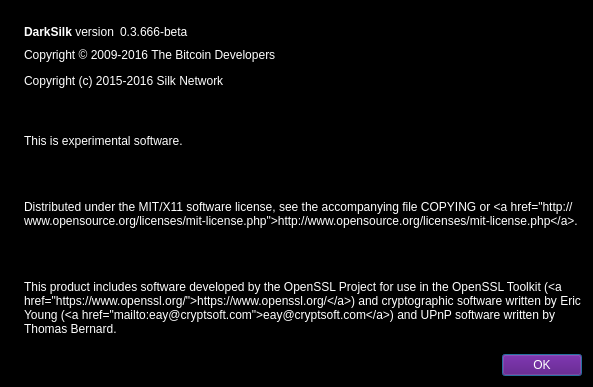
Above: src/qt/forms/aboutdialog.ui from waffle-iron/DarkSilk-Release-Candidate before the change. Below: the same form after it.
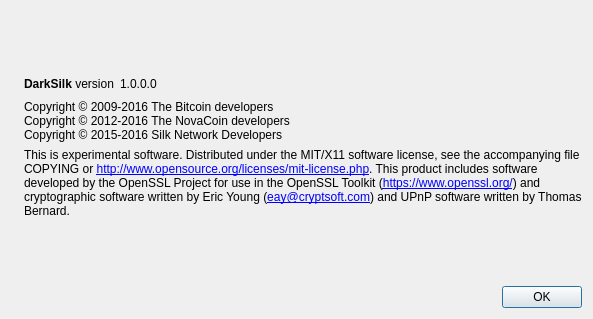
That is the form after the change. Icons and pictures are not drawn.

Commit message: About Dialog Changes

What changed in the file:
```diff
--- a/src/qt/forms/aboutdialog.ui
+++ b/src/qt/forms/aboutdialog.ui
@@ -7,17 +7,12 @@
     <x>0</x>
     <y>0</y>
     <width>593</width>
-    <height>387</height>
+    <height>319</height>
    </rect>
   </property>
   <property name="windowTitle">
    <string>About DarkSilk</string>
   </property>
-  <property name="styleSheet">
-   <string notr="true">background-color: rgb(0, 0, 0);
-alternate-background-color: rgb(0, 0, 0);
-color: rgb(255, 255, 255);</string>
-  </property>
   <layout class="QHBoxLayout" name="horizontalLayout_2">
    <item>
     <widget class="QLabel" name="label_4">
@@ -55,7 +50,7 @@
           <cursorShape>IBeamCursor</cursorShape>
          </property>
          <property name="text">
-          <string>&lt;html&gt;&lt;head/&gt;&lt;body&gt;&lt;p&gt;&lt;span style=&quot; font-weight:600; color:#ffffff;&quot;&gt;DarkSilk&lt;/span&gt;&lt;span style=&quot; color:#ffffff;&quot;&gt; version&lt;/span&gt;&lt;/p&gt;&lt;/body&gt;&lt;/html&gt;</string>
+          <string>&lt;b&gt;DarkSilk&lt;/b&gt; version</string>
          </property>
          <property name="textInteractionFlags">
           <set>Qt::LinksAccessibleByMouse|Qt::TextSelectableByKeyboard|Qt::TextSelectableByMouse</set>
@@ -68,7 +63,7 @@
           <cursorShape>IBeamCursor</cursorShape>
          </property>
          <property name="text">
-          <string notr="true">&lt;html&gt;&lt;head/&gt;&lt;body&gt;&lt;p&gt;&lt;span style=&quot; color:#ffffff;&quot;&gt;0.3.666-beta&lt;/span&gt;&lt;/p&gt;&lt;/body&gt;&lt;/html&gt;</string>
+          <string notr="true">1.0.0.0</string>
          </property>
          <property name="textInteractionFlags">
           <set>Qt::LinksAccessibleByMouse|Qt::TextSelectableByKeyboard|Qt::TextSelectableByMouse</set>
@@ -96,7 +91,9 @@
         <cursorShape>IBeamCursor</cursorShape>
        </property>
        <property name="text">
-        <string>&lt;html&gt;&lt;head/&gt;&lt;body&gt;&lt;p&gt;&lt;span style=&quot; color:#ffffff;&quot;&gt;Copyright © 2009-2016 The Bitcoin Developers&lt;/span&gt;&lt;/p&gt;&lt;p&gt;&lt;span style=&quot; color:#ffffff;&quot;&gt;Copyright (c) 2015-2016 Silk Network&lt;/span&gt;&lt;/p&gt;&lt;/body&gt;&lt;/html&gt;</string>
+        <string>Copyright © 2009-2016 The Bitcoin developers
+Copyright © 2012-2016 The NovaCoin developers
+Copyright © 2015-2016 Silk Network Developers</string>
        </property>
        <property name="textInteractionFlags">
         <set>Qt::LinksAccessibleByMouse|Qt::TextSelectableByKeyboard|Qt::TextSelectableByMouse</set>
@@ -108,13 +105,13 @@
        <property name="cursor">
         <cursorShape>IBeamCursor</cursorShape>
        </property>
-       <property name="styleSheet">
-        <string notr="true">background-color: rgb(0, 0, 0);
-alternate-background-color: rgb(86, 0, 120);
-color: rgb(255, 255, 255);</string>
-       </property>
        <property name="text">
-        <string>&lt;html&gt;&lt;head/&gt;&lt;body&gt;&lt;p&gt;&lt;br/&gt;&lt;/p&gt;&lt;p&gt;&lt;span style=&quot; color:#ffffff;&quot;&gt;This is experimental software.&lt;/span&gt;&lt;/p&gt;&lt;p&gt;&lt;br/&gt;&lt;/p&gt;&lt;p&gt;&lt;span style=&quot; color:#ffffff;&quot;&gt;Distributed under the MIT/X11 software license, see the accompanying file COPYING or &amp;lt;a href=&amp;quot;http://www.opensource.org/licenses/mit-license.php&amp;quot;&amp;gt;http://www.opensource.org/licenses/mit-license.php&amp;lt;/a&amp;gt;.&lt;/span&gt;&lt;/p&gt;&lt;p&gt;&lt;br/&gt;&lt;/p&gt;&lt;p&gt;&lt;span style=&quot; color:#ffffff;&quot;&gt;This product includes software developed by the OpenSSL Project for use in the OpenSSL Toolkit (&amp;lt;a href=&amp;quot;https://www.openssl.org/&amp;quot;&amp;gt;https://www.openssl.org/&amp;lt;/a&amp;gt;) and cryptographic software written by Eric Young (&amp;lt;a href=&amp;quot;mailto:eay@cryptsoft.com&amp;quot;&amp;gt;eay@cryptsoft.com&amp;lt;/a&amp;gt;) and UPnP software written by Thomas Bernard.&lt;/span&gt;&lt;/p&gt;&lt;/body&gt;&lt;/html&gt;</string>
+        <string>
+This is experimental software.
+
+Distributed under the MIT/X11 software license, see the accompanying file COPYING or &lt;a href=&quot;http://www.opensource.org/licenses/mit-license.php&quot;&gt;http://www.opensource.org/licenses/mit-license.php&lt;/a&gt;.
+
+This product includes software developed by the OpenSSL Project for use in the OpenSSL Toolkit (&lt;a href=&quot;https://www.openssl.org/&quot;&gt;https://www.openssl.org/&lt;/a&gt;) and cryptographic software written by Eric Young (&lt;a href=&quot;mailto:eay@cryptsoft.com&quot;&gt;eay@cryptsoft.com&lt;/a&gt;) and UPnP software written by Thomas Bernard.</string>
        </property>
        <property name="textFormat">
         <enum>Qt::RichText</enum>
@@ -142,9 +139,6 @@
      </item>
      <item>
       <widget class="QDialogButtonBox" name="buttonBox">
-       <property name="styleSheet">
-        <string notr="true">background-color: rgb(86, 0, 120);</string>
-       </property>
        <property name="orientation">
         <enum>Qt::Horizontal</enum>
        </property>
```
